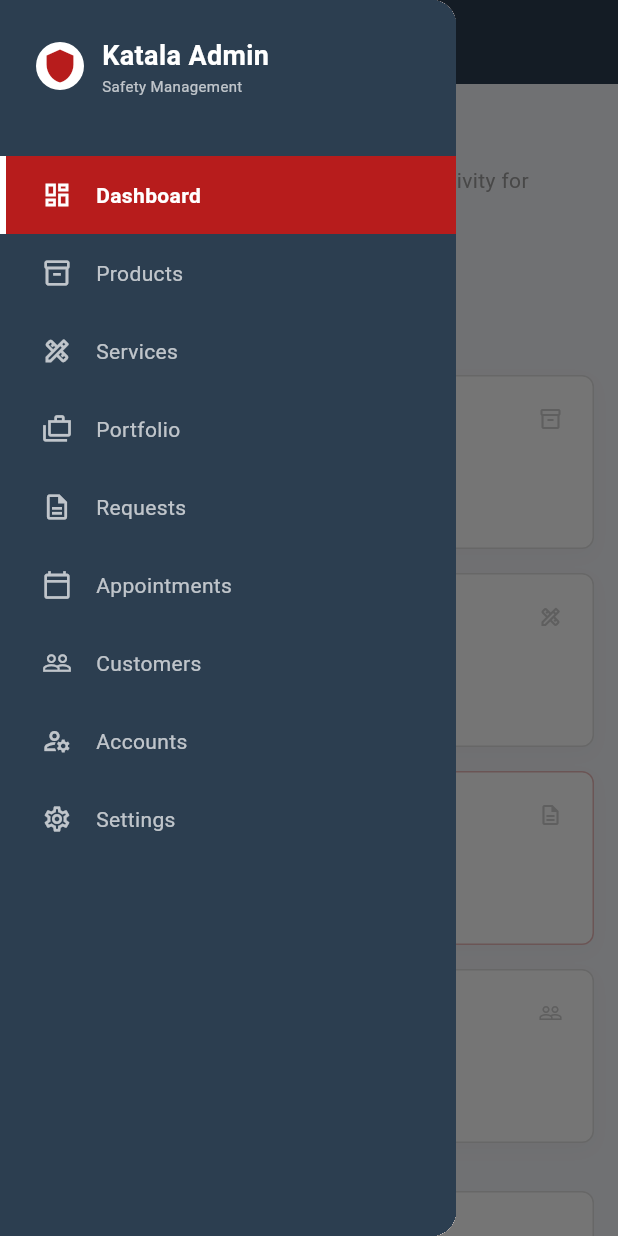
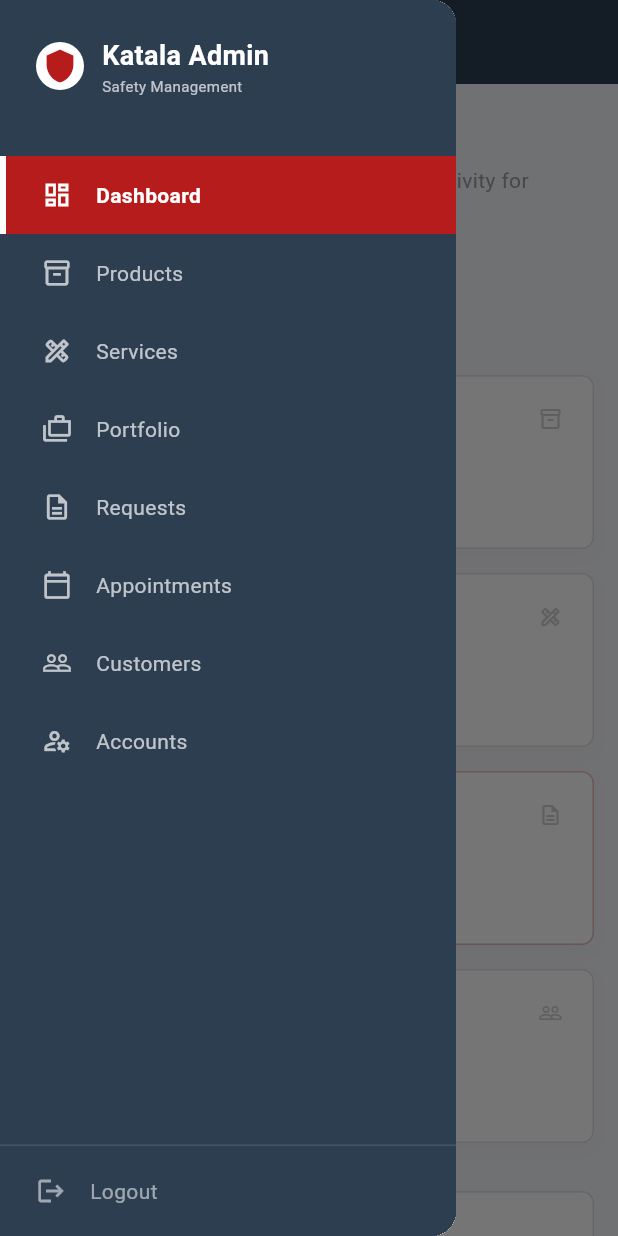
Before and after one commit to Seanrodejo/katala-fire-protection, a Flutter app: the AdminLayout screen opened by its route, with the side drawer open, on a phone screen of 412 x 824 dp. Run offline on Flutter 3.47's test engine with Material 3 defaults, Android fonts, the phone set to English and light mode, and no system bars; our stand-ins replace supabase_flutter; accounts and stored records are empty; network calls fail.

```diff
--- a/lib/screens/admin_layout.dart
+++ b/lib/screens/admin_layout.dart
@@ -1,4 +1,5 @@
 import 'package:flutter/material.dart';
+import 'package:supabase_flutter/supabase_flutter.dart';
 import 'admin_dashboard.dart';
 import 'admin_products.dart';
 import 'admin_services.dart';
@@ -6,8 +7,7 @@ import 'admin_portfolio.dart';
 import 'admin_requests.dart';
 import 'admin_appointments.dart';
 import 'admin_customers.dart';
-import 'admin_accounts.dart'; // BAGONG IMPORT
-import 'admin_settings.dart';
+import 'admin_accounts.dart';
 
 class AdminLayout extends StatefulWidget {
   const AdminLayout({super.key});
@@ -17,8 +17,10 @@ class AdminLayout extends StatefulWidget {
 }
 
 class _AdminLayoutState extends State<AdminLayout> {
+  final _supabase = Supabase.instance.client;
   int _selectedIndex = 0;
 
+  // TINANGGAL NA NATIN ANG SETTINGS DITO
   final List<Map<String, dynamic>> _menuItems = [
     {'icon': Icons.dashboard_outlined, 'title': 'Dashboard'},
     {'icon': Icons.inventory_2_outlined, 'title': 'Products'},
@@ -27,22 +29,16 @@ class _AdminLayoutState extends State<AdminLayout> {
     {'icon': Icons.description_outlined, 'title': 'Requests'},
     {'icon': Icons.calendar_today_outlined, 'title': 'Appointments'},
     {'icon': Icons.people_outline, 'title': 'Customers'},
-    {
-      'icon': Icons.manage_accounts_outlined,
-      'title': 'Accounts',
-    }, // BAGONG MENU ITEM
-    {'icon': Icons.settings_outlined, 'title': 'Settings'},
+    {'icon': Icons.manage_accounts_outlined, 'title': 'Accounts'},
   ];
 
   @override
   Widget build(BuildContext context) {
-    // LOGIC PARA SA RESPONSIVENESS
     final isDesktop = MediaQuery.of(context).size.width > 800;
 
     return Scaffold(
       backgroundColor: const Color(0xFFF5F6FA),
 
-      // KAPAG MOBILE: Ipakita ang AppBar na may Hamburger Menu
       appBar: isDesktop
           ? null
           : AppBar(
@@ -58,23 +54,18 @@ class _AdminLayoutState extends State<AdminLayout> {
               ),
             ),
 
-      // KAPAG MOBILE: Ipakita ang Sidebar sa loob ng Drawer
       drawer: isDesktop
           ? null
           : Drawer(child: _buildSidebar(context, isDesktop)),
 
       body: Row(
         children: [
-          // KAPAG DESKTOP: Naka-fix ang Sidebar sa kaliwa
           if (isDesktop) _buildSidebar(context, isDesktop),
 
           Expanded(
             child: Column(
               children: [
-                // TOP BAR (Para lang sa Desktop view)
                 if (isDesktop) _buildTopAppBar(),
-
-                // ACTUAL SCREEN CONTENT
                 Expanded(child: _buildAdminBodyContent()),
               ],
             ),
@@ -137,7 +128,6 @@ class _AdminLayoutState extends State<AdminLayout> {
                 return InkWell(
                   onTap: () {
                     setState(() => _selectedIndex = index);
-                    // Isara agad ang drawer sa mobile kapag may pinindot
                     if (!isDesktop) {
                       Navigator.pop(context);
                     }
@@ -183,6 +173,32 @@ class _AdminLayoutState extends State<AdminLayout> {
               },
             ),
           ),
+          // LOGOUT BUTTON SA ILALIM
+          const Divider(color: Colors.white12, height: 1),
+          InkWell(
+            onTap: () async {
+              await _supabase.auth.signOut();
+              if (context.mounted) {
+                Navigator.pushReplacementNamed(
+                  context,
+                  '/',
+                ); // Babalik sa login page
+              }
+            },
+            child: Container(
+              padding: const EdgeInsets.symmetric(horizontal: 24, vertical: 20),
+              child: Row(
+                children: const [
+                  Icon(Icons.logout, color: Colors.white54, size: 20),
+                  SizedBox(width: 16),
+                  Text(
+                    'Logout',
+                    style: TextStyle(color: Colors.white54, fontSize: 14),
+                  ),
+                ],
+              ),
+            ),
+          ),
         ],
       ),
     );
@@ -213,9 +229,8 @@ class _AdminLayoutState extends State<AdminLayout> {
               SizedBox(width: 24),
               CircleAvatar(
                 radius: 18,
-                backgroundImage: NetworkImage(
-                  'https://images.unsplash.com/photo-1472099645785-5658abf4ff4e?q=80&w=100&auto=format&fit=crop',
-                ),
+                backgroundColor: Color(0xFF2C3E50),
+                child: Icon(Icons.person, color: Colors.white, size: 18),
               ),
             ],
           ),
@@ -241,9 +256,8 @@ class _AdminLayoutState extends State<AdminLayout> {
       case 6:
         return const AdminCustomers();
       case 7:
-        return const AdminAccounts(); // YUNG BAGONG ACCOUNTS PAGE MO
-      case 8:
-        return const AdminSettings();
+        return const AdminAccounts();
+      // TINANGGAL NA ANG CASE 8 (Settings)
       default:
         return const AdminDashboard();
     }
```
Also changed, not shown: lib/screens/main_layout.dart (+41 -2 lines).
